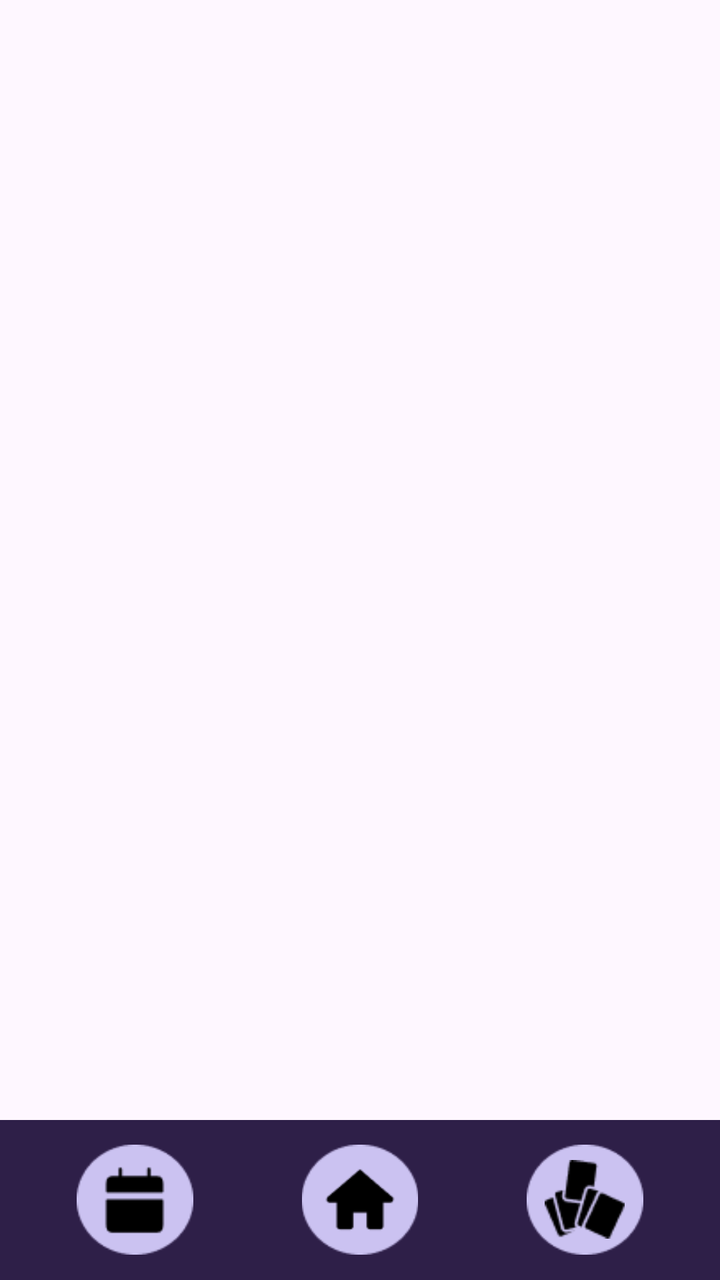
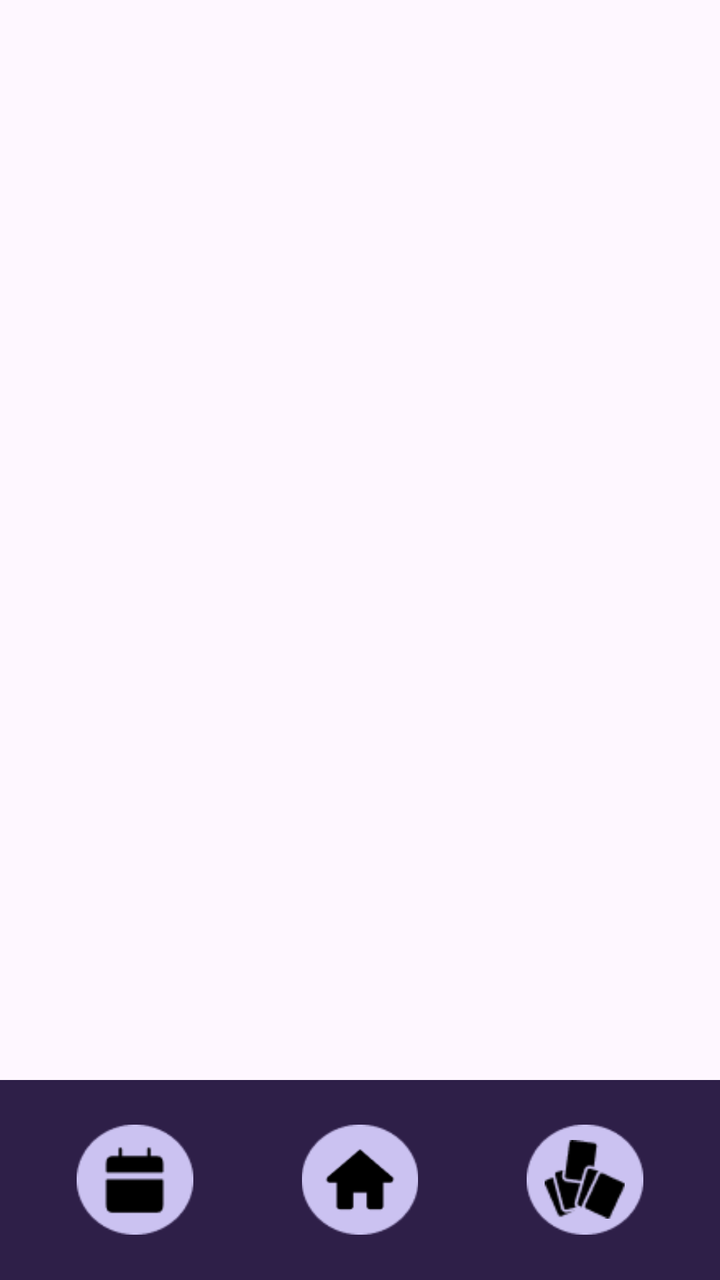

Compare the two renders of this Android layout. The source of the first and the diff that turns it into the second are given below.
<!-- AndroidManifest.xml: application theme Theme.Dara -->
<!-- res/layout/activity_main.xml -->
<?xml version="1.0" encoding="utf-8"?>
<androidx.constraintlayout.widget.ConstraintLayout xmlns:android="http://schemas.android.com/apk/res/android"
    xmlns:app="http://schemas.android.com/apk/res-auto"
    xmlns:tools="http://schemas.android.com/tools"
    android:id="@+id/main"
    android:layout_width="match_parent"
    android:layout_height="match_parent"
    tools:context=".MainActivity"
    android:clipChildren="false"
    android:clipToPadding="false">

    
    <FrameLayout
        android:id="@+id/contentContainer"
        android:layout_width="0dp"
        android:layout_height="0dp"
        app:layout_constraintTop_toTopOf="parent"
        app:layout_constraintBottom_toTopOf="@id/bottomBar"
        app:layout_constraintStart_toStartOf="parent"
        app:layout_constraintEnd_toEndOf="parent"/>

    
    <LinearLayout
        android:id="@+id/bottomBar"
        android:layout_width="0dp"
        android:layout_height="80dp"
        android:clipChildren="false"
        android:clipToPadding="false"
        android:orientation="horizontal"
        android:gravity="center"
        android:background="#2E1F48"
        app:layout_constraintBottom_toBottomOf="parent"
        app:layout_constraintStart_toStartOf="parent"
        app:layout_constraintEnd_toEndOf="parent">

        
        <FrameLayout
            android:id="@+id/calendarContainer"
            android:layout_width="0dp"
            android:layout_height="wrap_content"
            android:layout_weight="1.5"
            android:gravity="center"
            android:clickable="true"
            android:focusable="true"
            android:contentDescription="Card">


            <ImageView
                android:id="@+id/calendarCircle"
                android:layout_width="match_parent"
                android:layout_height="55dp"
                android:src="@drawable/small_circle" />

            <ImageView
                android:id="@+id/btnCalendar"
                android:layout_width="40dp"
                android:layout_height="40dp"
                android:layout_gravity="center"
                android:src="@drawable/ic_calen"/>
        </FrameLayout>

        
        <FrameLayout
            android:id="@+id/homeContainer"
            android:layout_width="0dp"
            android:layout_height="wrap_content"
            android:layout_weight="1"
            android:gravity="center"
            android:clickable="true"
            android:focusable="true"
            android:contentDescription="Home">

            <ImageView
                android:id="@+id/homeCircle"
                android:layout_width="match_parent"
                android:layout_height="55dp"
                android:src="@drawable/small_circle" />

            <ImageView
                android:id="@+id/btnHome"
                android:layout_width="40dp"
                android:layout_height="40dp"
                android:layout_gravity="center"
                android:src="@drawable/ic_home"/>
        </FrameLayout>
        
        <FrameLayout
            android:id="@+id/cardContainer"
            android:layout_width="0dp"
            android:layout_height="wrap_content"
            android:layout_weight="1.5"
            android:gravity="center"
            android:clickable="true"
            android:focusable="true"
            android:contentDescription="Calendar">

            <ImageView
                android:id="@+id/cardCircle"
                android:layout_width="match_parent"
                android:layout_height="55dp"
                android:src="@drawable/small_circle" />


            <ImageView
                android:id="@+id/btnCard"
                android:layout_width="40dp"
                android:layout_height="40dp"
                android:layout_gravity="center"
                android:src="@drawable/ic_card"/>
        </FrameLayout>


    </LinearLayout>

</androidx.constraintlayout.widget.ConstraintLayout>
<!-- resources referenced by this layout -->
<resources>
  <!-- drawable ic_calen: png bitmap (drawable, 366 bytes) -->
  <!-- drawable ic_card: png bitmap (drawable, 841 bytes) -->
  <!-- drawable ic_home: png bitmap (drawable, 468 bytes) -->
  <!-- drawable small_circle: png bitmap (drawable, 1259 bytes) -->
  <style name="Theme.Dara" parent="Base.Theme.Dara" />
  <style name="Base.Theme.Dara" parent="Theme.Material3.DayNight.NoActionBar">
          
          
      </style>
</resources>

<!-- the commit's change to res/layout/activity_main.xml (unified diff, before → after) -->
@@ -15,7 +15,7 @@
         android:layout_width="0dp"
         android:layout_height="0dp"
         app:layout_constraintTop_toTopOf="parent"
-        app:layout_constraintBottom_toTopOf="@id/bottomBar"
+        app:layout_constraintBottom_toBottomOf="parent"
         app:layout_constraintStart_toStartOf="parent"
         app:layout_constraintEnd_toEndOf="parent"/>
 
@@ -23,7 +23,7 @@
     <LinearLayout
         android:id="@+id/bottomBar"
         android:layout_width="0dp"
-        android:layout_height="80dp"
+        android:layout_height="100dp"
         android:clipChildren="false"
         android:clipToPadding="false"
         android:orientation="horizontal"
